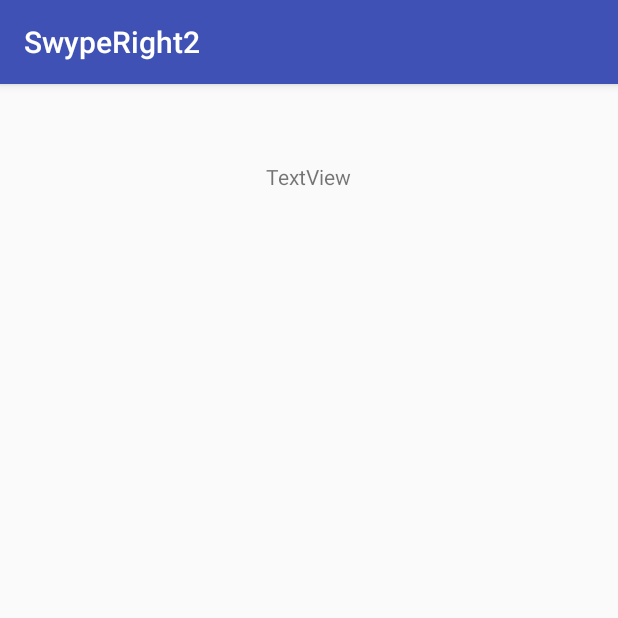
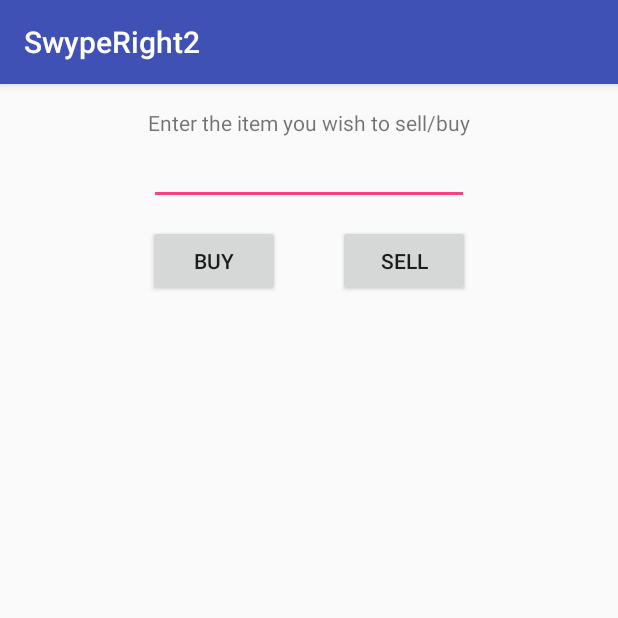
Before and after one commit to tanzeelak/SwypeRight, an Android app: the BuySell screen opened directly, with no data from a screen before it, on a phone screen of 412 x 824 dp, the top half of it. Run offline under Robolectric (Android 15) with nearby library versions, the phone set to English and light mode, and no system bars.

Commit message:
basic buysell

```diff
--- a/app/build.gradle
+++ b/app/build.gradle
@@ -28,4 +28,5 @@ dependencies {
     compile 'com.android.support:design:23.4.0'
     testCompile 'junit:junit:4.12'
     compile files('libs/jsoup-1.10.1.jar')
+    compile 'com.google.android.gms:play-services-appindexing:8.4.0'
 }
--- a/app/src/main/AndroidManifest.xml
+++ b/app/src/main/AndroidManifest.xml
@@ -25,7 +25,11 @@
         <activity android:name=".CafeMenu" />
         <activity android:name=".RendeMenu" />
         <activity android:name=".DnMenu" />
-        <activity android:name=".BuySell"></activity>
+        <activity android:name=".BuySell"></activity><!-- ATTENTION: This was auto-generated to add Google Play services to your project for
+     App Indexing.  See https://g.co/AppIndexing/AndroidStudio for more information. -->
+        <meta-data
+            android:name="com.google.android.gms.version"
+            android:value="@integer/google_play_services_version" />
     </application>
 
 </manifest>
--- a/app/src/main/java/com/example/tanzeelakhan/swyperight2/BuySell.java
+++ b/app/src/main/java/com/example/tanzeelakhan/swyperight2/BuySell.java
@@ -1,13 +1,71 @@
 package com.example.tanzeelakhan.swyperight2;
 
+import android.net.Uri;
 import android.support.v7.app.AppCompatActivity;
 import android.os.Bundle;
+import android.view.View;
+import android.widget.ArrayAdapter;
+import android.widget.Button;
+import android.widget.EditText;
+import android.widget.ListView;
+
+import com.google.android.gms.appindexing.Action;
+import com.google.android.gms.appindexing.AppIndex;
+import com.google.android.gms.appindexing.Thing;
+import com.google.android.gms.common.api.GoogleApiClient;
+
+import java.util.ArrayList;
 
 public class BuySell extends AppCompatActivity {
 
-    @Override
+    private Button addSellingItem;
+    private Button addBuyingItem;
+    private EditText input;
+    private ListView tradeList;
+
+    private ArrayList<String> tradeListArray;
+    private ArrayAdapter<String> tradeListAdapter;
+
     protected void onCreate(Bundle savedInstanceState) {
         super.onCreate(savedInstanceState);
         setContentView(R.layout.activity_buy_sell);
+        addSellingItem = (Button) findViewById(R.id.btnSell);
+        addBuyingItem = (Button) findViewById(R.id.btnBuy);
+        input = (EditText) findViewById(R.id.input);
+        tradeList = (ListView) findViewById(R.id.tradeList);
+
+        // Set up array and array adapter
+
+        tradeListArray = new ArrayList<String>();
+        tradeListAdapter = new ArrayAdapter<String>(
+                this,
+                android.R.layout.simple_list_item_1,
+                tradeListArray
+        );
+        tradeList.setAdapter(tradeListAdapter);
+
+        addBuyingItem.setOnClickListener(new View.OnClickListener() {
+            @Override
+            public void onClick(View v) {
+                String current_input = input.getText().toString().trim();
+                if(current_input.isEmpty()){
+                    return;
+                }
+                tradeListAdapter.add("[BUYING] " + current_input);
+                input.setText("");
+            }
+        });
+
+        addSellingItem.setOnClickListener(new View.OnClickListener() {
+            @Override
+            public void onClick(View v) {
+                String current_input = input.getText().toString().trim();
+                if(current_input.isEmpty()){
+                    return;
+                }
+                tradeListAdapter.add("[SELLING] " + current_input);
+                input.setText("");
+            }
+        });
     }
 }
--- a/app/src/main/res/layout/activity_buy_sell.xml
+++ b/app/src/main/res/layout/activity_buy_sell.xml
@@ -11,11 +11,46 @@
     tools:context="com.example.tanzeelakhan.swyperight2.BuySell">
 
     <TextView
-        android:text="TextView"
+        android:text="Enter the item you wish to sell/buy"
         android:layout_width="wrap_content"
         android:layout_height="wrap_content"
+        android:id="@+id/buysellheader"
         android:layout_alignParentTop="true"
+        android:layout_centerHorizontal="true" />
+
+    <EditText
+        android:layout_width="wrap_content"
+        android:layout_height="wrap_content"
+        android:inputType="textPersonName"
+        android:text=""
+        android:ems="10"
+        android:layout_below="@+id/buysellheader"
         android:layout_centerHorizontal="true"
-        android:layout_marginTop="36dp"
-        android:id="@+id/buysellheader" />
+        android:id="@+id/input" />
+
+    <Button
+        android:text="Buy"
+        android:layout_width="wrap_content"
+        android:layout_height="wrap_content"
+        android:layout_below="@+id/input"
+        android:layout_alignStart="@+id/buysellheader"
+        android:layout_marginTop="13dp"
+        android:id="@+id/btnBuy" />
+
+    <Button
+        android:text="Sell"
+        android:layout_width="wrap_content"
+        android:layout_height="wrap_content"
+        android:id="@+id/btnSell"
+        android:layout_alignBaseline="@+id/btnBuy"
+        android:layout_alignBottom="@+id/btnBuy"
+        android:layout_alignEnd="@+id/buysellheader" />
+
+    <ListView
+        android:layout_width="match_parent"
+        android:layout_height="match_parent"
+        android:layout_marginTop="24dp"
+        android:layout_below="@+id/btnBuy"
+        android:id="@+id/tradeList"
+        android:layout_centerHorizontal="true" />
 </RelativeLayout>
```
